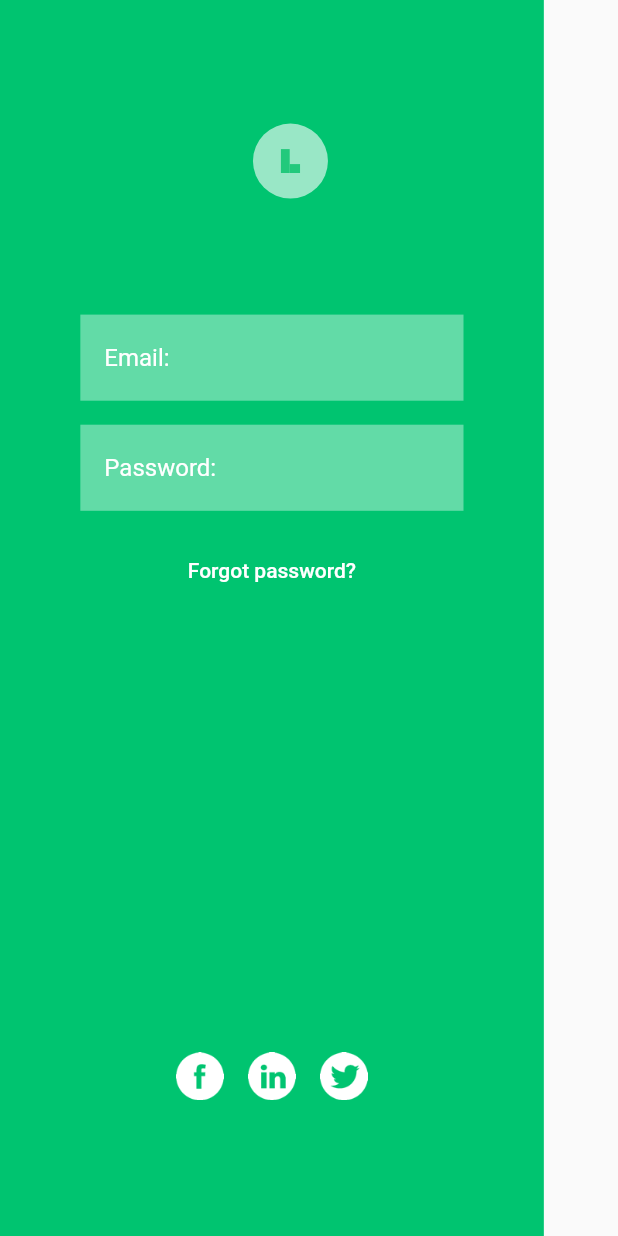
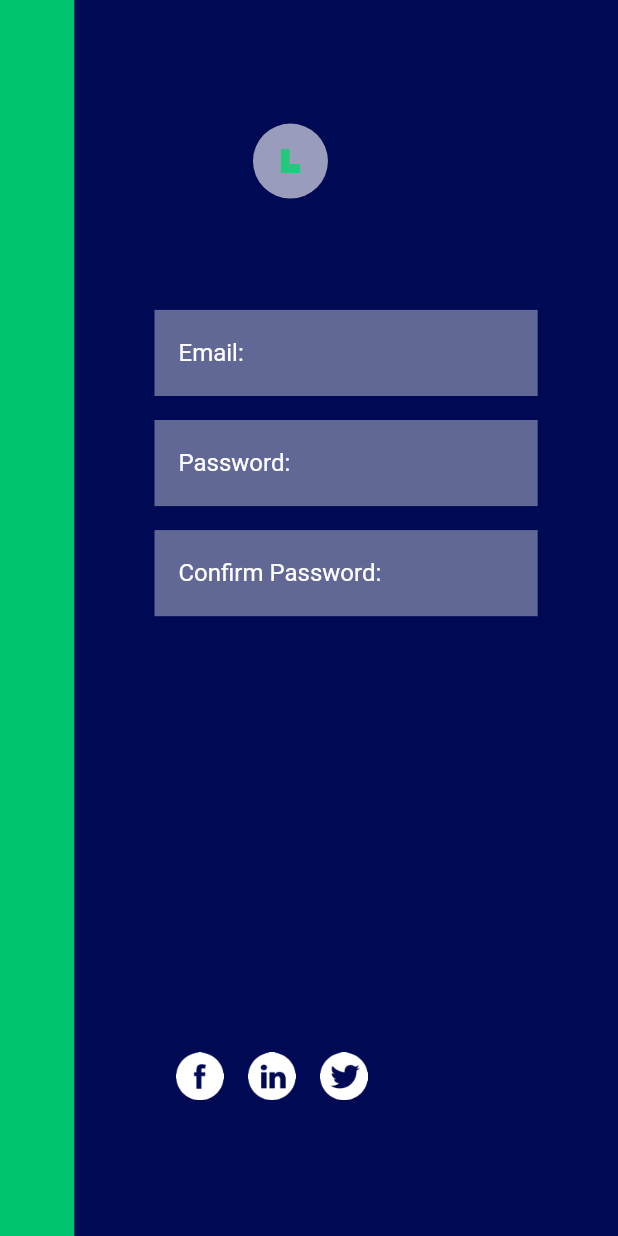
Before and after one commit to SamillyNunes/animated_login, a Flutter app: the screen it shows after launch, on a phone screen of 412 x 824 dp. Run offline on Flutter 3.47's test engine with Material 2 defaults, Android fonts, the phone set to English and light mode, and no system bars; our stand-ins replace flutter_svg.

Commit message:
Sign up widgets

```diff
--- a/lib/pages/auth_page.dart
+++ b/lib/pages/auth_page.dart
@@ -1,6 +1,7 @@
 import 'package:animated_login/core/app_colors.dart';
 import 'package:animated_login/core/app_vectors.dart';
 import 'package:animated_login/shared/widgets/login_form.dart';
+import 'package:animated_login/shared/widgets/sign_up_form.dart';
 import 'package:animated_login/shared/widgets/social_buttons.dart';
 import 'package:flutter_svg/flutter_svg.dart';
 import 'package:flutter/material.dart';
@@ -15,12 +16,24 @@ class AuthPage extends StatelessWidget {
     return Scaffold(
       body: Stack(
         children: [
+          // login form
           Positioned(
             width: _size.width * 0.88,
             height: _size.height,
+            left: -_size.width * 0.76,
             child: Container(
               color: AppColors.loginBg,
               child: const LoginForm(),
+            ),
+          ),
+          // sign up button
+          Positioned(
+            height: _size.height,
+            width: _size.width * 0.88,
+            left: _size.width * 0.12,
+            child: Container(
+              color: AppColors.signupBg,
+              child: const SignUpForm(),
             ),
           ),
           Positioned(
--- /dev/null
+++ b/lib/shared/widgets/sign_up_form.dart
@@ -0,0 +1,46 @@
+import 'package:flutter/material.dart';
+
+import '../../constants.dart';
+
+class SignUpForm extends StatelessWidget {
+  const SignUpForm({Key? key}) : super(key: key);
+
+  @override
+  Widget build(BuildContext context) {
+    final _size = MediaQuery.of(context).size;
+
+    return Padding(
+      padding: EdgeInsets.symmetric(
+        horizontal: _size.width * 0.13,
+      ),
+      child: Form(
+        child: Column(
+          children: [
+            const Spacer(),
+            TextFormField(
+              decoration: const InputDecoration(
+                hintText: "Email:",
+              ),
+            ),
+            Padding(
+              padding: const EdgeInsets.symmetric(vertical: defaultPadding),
+              child: TextFormField(
+                obscureText: true,
+                decoration: const InputDecoration(
+                  hintText: "Password:",
+                ),
+              ),
+            ),
+            TextFormField(
+              obscureText: true,
+              decoration: const InputDecoration(
+                hintText: "Confirm Password:",
+              ),
+            ),
+            const Spacer(flex: 2),
+          ],
+        ),
+      ),
+    );
+  }
+}
```
